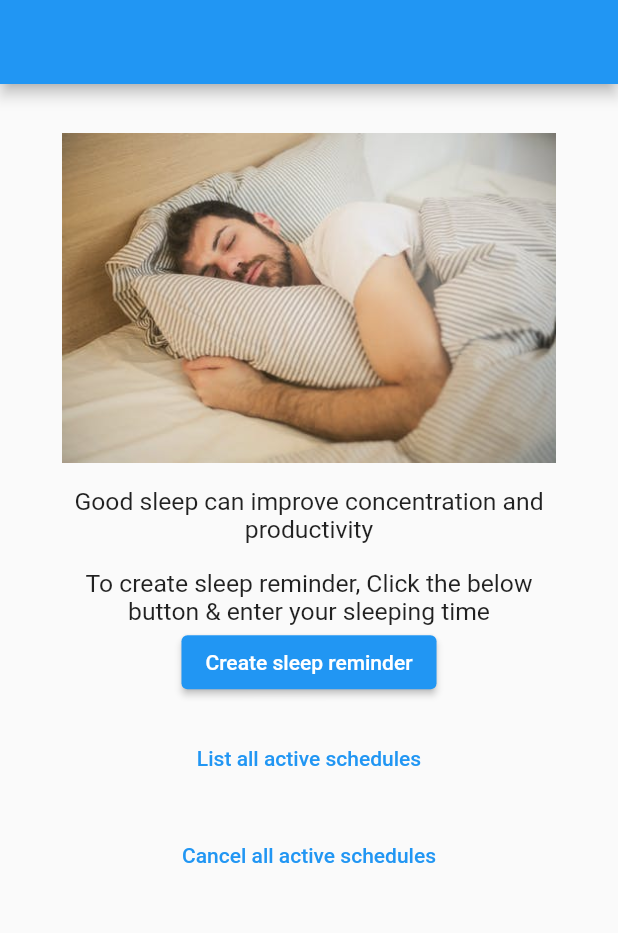
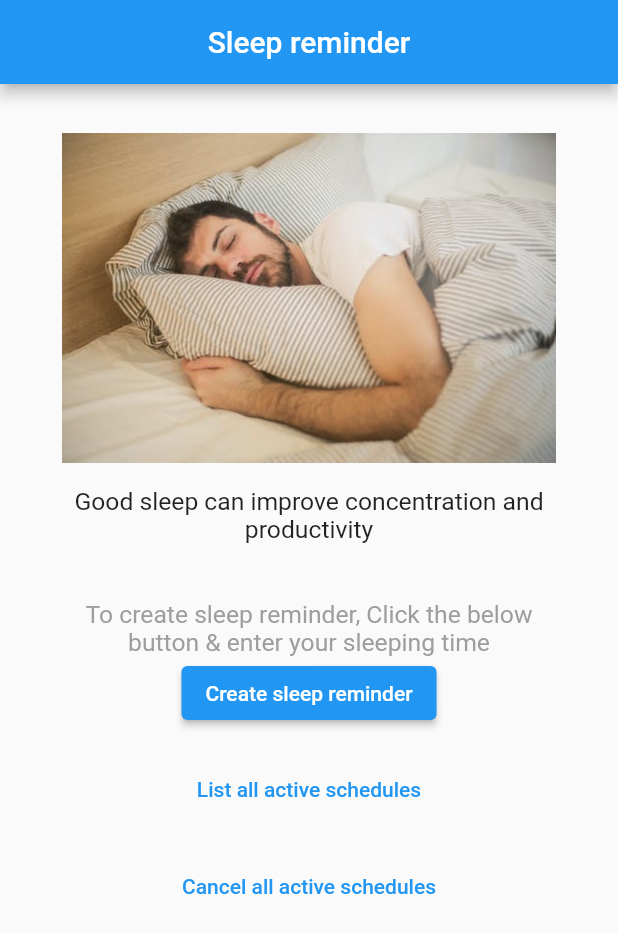
Before and after one commit to rafaelsetragni/reminderApp, a Flutter app: the screen it shows after launch, on a phone screen of 412 x 824 dp. Shown: the top 933 px of the screen. Run offline on Flutter 3.47's test engine with Material 2 defaults, Android fonts, the light colour scheme and no system bars; our stand-ins replace awesome_notifications, fluttertoast.

Commit message:
added text changes

```diff
--- a/lib/pages/home_page.dart
+++ b/lib/pages/home_page.dart
@@ -43,7 +43,7 @@ class _HomePageState extends State<HomePage> {
     AwesomeNotifications().actionStream.listen((receivedNotification) {
       Navigator.pushNamed(context, "/notification_received_page");
       Fluttertoast.showToast(
-          msg: 'Msg: ' + receivedNotification.buttonKeyInput,
+          msg: 'Msg: ' + receivedNotification.buttonKeyPressed,
           backgroundColor: Colors.grey[200],
           textColor: Colors.white);
     });
@@ -93,7 +93,12 @@ class _HomePageState extends State<HomePage> {
   Widget build(BuildContext context) {
     var size = MediaQuery.of(context).size;
     return Scaffold(
-      appBar: AppBar(),
+      appBar: AppBar(
+        centerTitle: true,
+        title: Text(
+          "Sleep reminder",
+        ),
+      ),
       body: Padding(
         padding: EdgeInsets.only(
           top: size.height * 0.02,
@@ -129,7 +134,7 @@ class _HomePageState extends State<HomePage> {
             Container(
               alignment: Alignment.center,
               padding: EdgeInsets.only(
-                top: size.height * 0.02,
+                top: size.height * 0.045,
                 bottom: size.height * 0.02,
                 left: size.width * 0.05,
                 right: size.width * 0.05,
@@ -141,6 +146,7 @@ class _HomePageState extends State<HomePage> {
                     textAlign: TextAlign.center,
                     style: TextStyle(
                       fontSize: size.height * 0.020,
+                      color: Colors.grey,
                     ),
                   ),
                   ElevatedButton(
```
